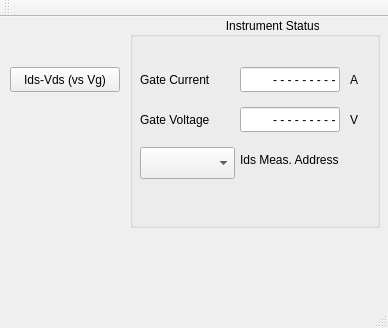
First picture: the form in mainwindow.ui, repository salvato/gfet, before the edit.
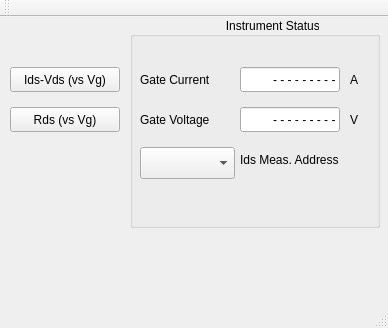
Second picture: the form after the edit.

Commit message: Iniziata Rds vs Vg

```diff
--- a/mainwindow.ui
+++ b/mainwindow.ui
@@ -181,6 +181,19 @@
      </property>
     </widget>
    </widget>
+   <widget class="QPushButton" name="startRdsButton">
+    <property name="geometry">
+     <rect>
+      <x>10</x>
+      <y>90</y>
+      <width>110</width>
+      <height>25</height>
+     </rect>
+    </property>
+    <property name="text">
+     <string>Rds (vs Vg)</string>
+    </property>
+   </widget>
   </widget>
   <widget class="QToolBar" name="mainToolBar">
    <attribute name="toolBarArea">
```
The commit also changes 2 other files.
